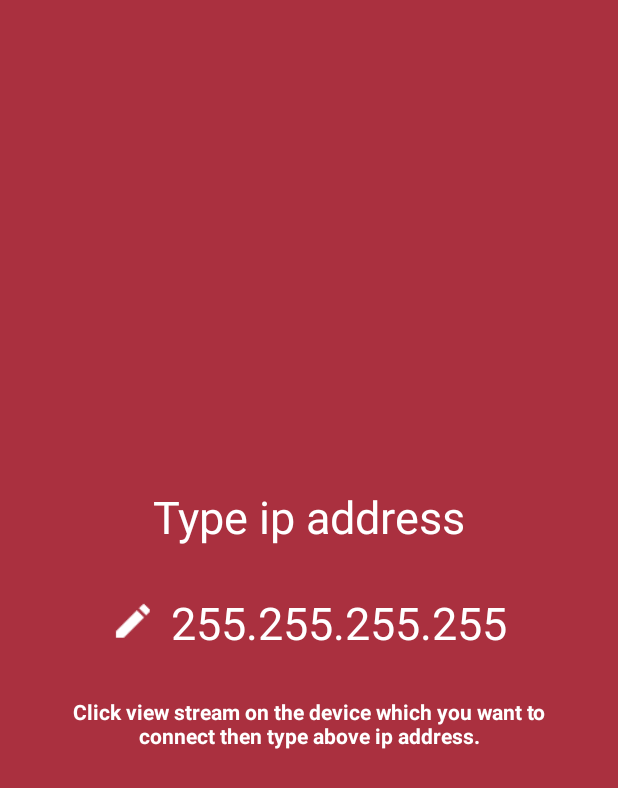
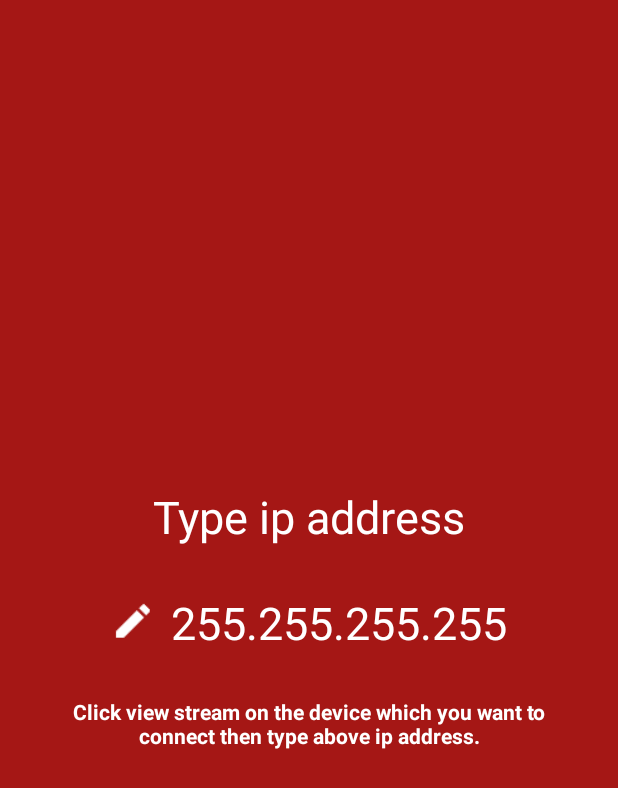
Before and after one commit to ShahriyarHridoy/SPL-2-Android-native-Application-for-university-course, an Android app: the fragment IpAddressFragment shown on its own in the app's theme, on a phone screen of 412 x 824 dp. Shown: the top 788 px of the screen. Run offline under Robolectric (Android 15) with nearby library versions, the phone set to English and light mode, and no system bars; our stand-ins replace ButterKnife; libraries missing offline, so code that uses them is left out: net.grandcentrix.thirtyinch; network calls fail.

Commit message:
learning project

```diff
--- a/SelfieHelper/app/src/main/AndroidManifest.xml
+++ b/SelfieHelper/app/src/main/AndroidManifest.xml
@@ -9,9 +9,6 @@
     <uses-feature
         android:name="android.hardware.camera.autofocus"
         android:required="true"/>
-    <uses-feature
-        android:name="android.hardware.nfc"
-        android:required="false"/>
 
     <uses-permission android:name="android.permission.ACCESS_WIFI_STATE"/>
     <uses-permission android:name="android.permission.INTERNET"/>
@@ -20,7 +17,6 @@
     <uses-permission android:name="android.permission.CAMERA"/>
     <uses-permission android:name="android.permission.WAKE_LOCK"/>
     <uses-permission android:name="android.permission.ACCESS_NETWORK_STATE"/>
-    <uses-permission android:name="android.permission.NFC"/>
 
 
 
--- a/SelfieHelper/app/src/main/res/values/colors.xml
+++ b/SelfieHelper/app/src/main/res/values/colors.xml
@@ -5,12 +5,12 @@
     <color name="colorAccent">#FF4081</color>
 
     <color name="main_background2">#f35353</color>
-    <color name="main_background">#c5364a</color>
+    <color name="main_background">#99350a</color>
 
 
-    <color name="start_stream_background">#aa303f</color>
+    <color name="start_stream_background">#a51715</color>
     <color name="view_stream_background">#962a3a</color>
-    <color name="settings_background">#81242f</color>
+    <color name="settings_background">#9e6638</color>
     <color name="how_to_use_background">#651d28</color>
 
     <color name="colorWlk_page1">#FFF59365</color>
--- a/SelfieHelper/app/src/main/res/values/strings.xml
+++ b/SelfieHelper/app/src/main/res/values/strings.xml
@@ -44,9 +44,8 @@
     <string name="camera_not_found">Camera permission not found.</string>
     <string name="qr_code_not_found">Qr code not found.</string>
 
-    <string name="about_nfc_description">Enable NFC. Next on the device which you want to connect click connect stream and touch two devices.</string>
+
     <string name="about_input_ip">Click start stream on the device which you want to connect then type ip.</string>
-    <string name="nfc_reader_description">Click start stream on the device which you want to connect choose nfc then touch two devices. Make sure that NFC is enabled. </string>
     <string name="scan_qr_code_description">Click connect stream on the device which you want to connect then scan qr code.</string>
     <string name="scanner_qr_code">Click start stream on the device which you want to connect then scan qr code.</string>
     <string name="about_type_ip">Click view stream on the device which you want to connect then type above ip address.</string>
@@ -67,7 +66,6 @@
     <string name="grant_permission_to_camera">Grant permission to camera</string>
     <string name="permission_not_granted">Camera permission not granted</string>
     <string name="permission_never_ask">Camera permission set to never ask. You should go to android permission settings.</string>
-    <string name="nfc_error">NFC FAIL</string>
     <string name="receiver_back_to_menu">BACK TO MAIN MENU</string>
     <string name="rtsp_connecting">Stream connecting… It can take a while</string>
     <string name="error_dialog_title">Error</string>
```
Also changed, not shown: SelfieHelper/app/src/main/ic_launcher-web.png (added), SelfieHelper/app/src/main/res/mipmap-hdpi/ic_launcher.png, SelfieHelper/app/src/main/res/mipmap-mdpi/ic_launcher.png, SelfieHelper/app/src/main/res/mipmap-xhdpi/ic_launcher.png, SelfieHelper/app/src/main/res/mipmap-xxhdpi/ic_launcher.png, SelfieHelper/app/src/main/res/mipmap-xxxhdpi/ic_launcher.png.
